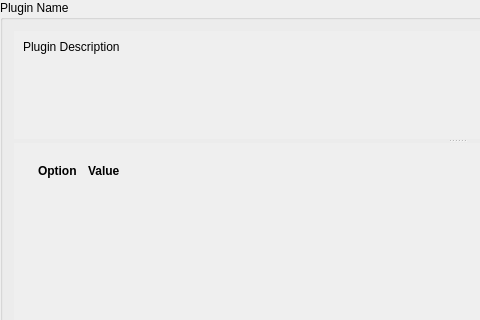
Old version of the form brainframe_qt/ui/dialogs/capsule_configuration/capsule_options/capsule_options.ui in the repository aotuai/brainframe-qt; both pictures show x 0 to 480 and y 0 to 320 of the 913 by 510 pixel window.
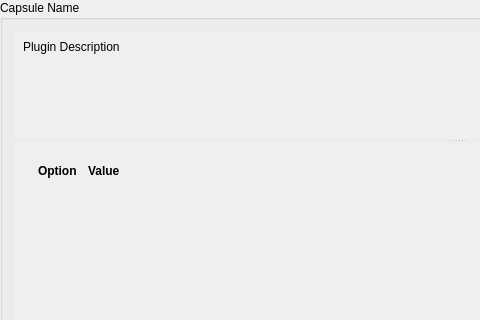
New version of the form.

The edit to the form file:
```diff
--- a/brainframe_qt/ui/dialogs/capsule_configuration/capsule_options/capsule_options.ui
+++ b/brainframe_qt/ui/dialogs/capsule_configuration/capsule_options/capsule_options.ui
@@ -14,7 +14,7 @@
    <string notr="true"/>
   </property>
   <property name="title">
-   <string notr="true">Plugin Name</string>
+   <string notr="true">Capsule Name</string>
   </property>
   <layout class="QVBoxLayout" name="verticalLayout_4">
    <item>
```
Left out of the diff: 2 changed lines with no effect on the pictures.
